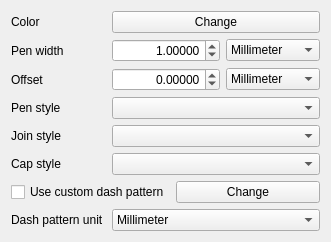
The window that src/ui/symbollayer/widget_simpleline.ui (carsmie/QGIS) describes before a commit, drawn with Qt 5.
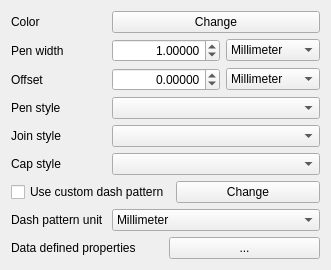
The same window after the commit. Custom widgets are drawn as their Qt base class.

Commit message: Add dialog for data defined symbology

```diff
--- a/src/ui/symbollayer/widget_simpleline.ui
+++ b/src/ui/symbollayer/widget_simpleline.ui
@@ -198,6 +198,30 @@
      </item>
     </widget>
    </item>
+   <item row="8" column="0" colspan="3">
+    <layout class="QHBoxLayout" name="horizontalLayout_2">
+     <item>
+      <widget class="QLabel" name="mDataDefinedPropertiesLabel">
+       <property name="text">
+        <string>Data defined properties</string>
+       </property>
+      </widget>
+     </item>
+     <item>
+      <widget class="QPushButton" name="mDataDefinedPropertiesButton">
+       <property name="sizePolicy">
+        <sizepolicy hsizetype="Minimum" vsizetype="Fixed">
+         <horstretch>0</horstretch>
+         <verstretch>0</verstretch>
+        </sizepolicy>
+       </property>
+       <property name="text">
+        <string>...</string>
+       </property>
+      </widget>
+     </item>
+    </layout>
+   </item>
   </layout>
  </widget>
  <customwidgets>
```
The commit also changes 8 other files.
